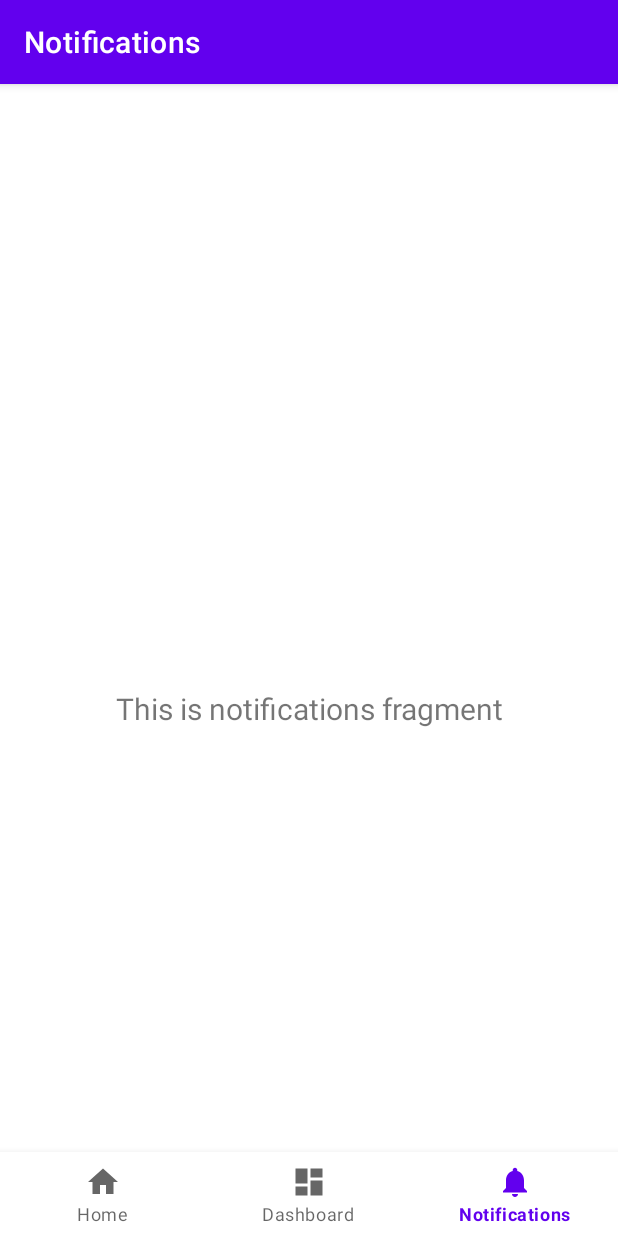
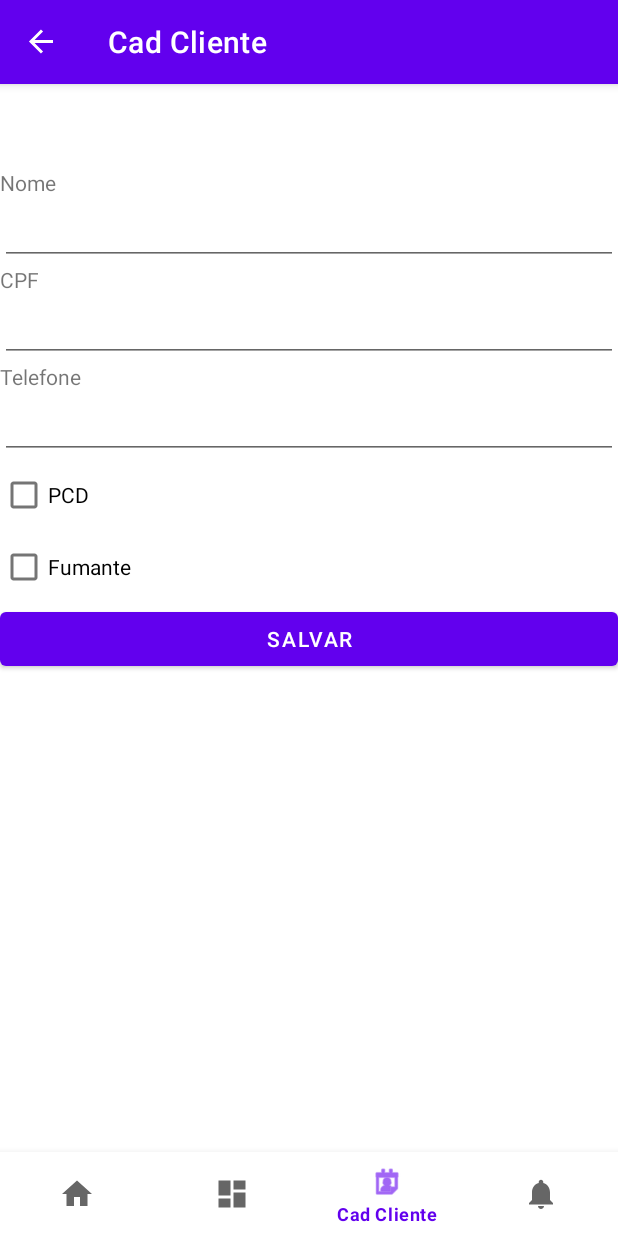
Before and after one commit to laurateodoro/appmeuhotel, an Android app: the screen it shows after launch (MainActivity), item 3 of the bottom bar chosen, on a phone screen of 412 x 824 dp. Run offline under Robolectric (Android 15) with nearby library versions, the phone set to English and light mode, and no system bars; our stand-ins replace navigation-ui.

Commit message:
Tela de cadastro com spinner

```diff
--- /dev/null
+++ b/app/src/main/java/com/br/laurateodoro/meuhotel/cadCliente.java
@@ -0,0 +1,64 @@
+package com.br.laurateodoro.meuhotel;
+
+import android.os.Bundle;
+
+import androidx.fragment.app.Fragment;
+
+import android.view.LayoutInflater;
+import android.view.View;
+import android.view.ViewGroup;
+
+/**
+ * A simple {@link Fragment} subclass.
+ * Use the {@link cadCliente#newInstance} factory method to
+ * create an instance of this fragment.
+ */
+public class cadCliente extends Fragment {
+
+    // TODO: Rename parameter arguments, choose names that match
+    // the fragment initialization parameters, e.g. ARG_ITEM_NUMBER
+    private static final String ARG_PARAM1 = "param1";
+    private static final String ARG_PARAM2 = "param2";
+
+    // TODO: Rename and change types of parameters
+    private String mParam1;
+    private String mParam2;
+
+    public cadCliente() {
+        // Required empty public constructor
+    }
+
+    /**
+     * Use this factory method to create a new instance of
+     * this fragment using the provided parameters.
+     *
+     * @param param1 Parameter 1.
+     * @param param2 Parameter 2.
+     * @return A new instance of fragment cadCliente.
+     */
+    // TODO: Rename and change types and number of parameters
+    public static cadCliente newInstance(String param1, String param2) {
+        cadCliente fragment = new cadCliente();
+        Bundle args = new Bundle();
+        args.putString(ARG_PARAM1, param1);
+        args.putString(ARG_PARAM2, param2);
+        fragment.setArguments(args);
+        return fragment;
+    }
+
+    @Override
+    public void onCreate(Bundle savedInstanceState) {
+        super.onCreate(savedInstanceState);
+        if (getArguments() != null) {
+            mParam1 = getArguments().getString(ARG_PARAM1);
+            mParam2 = getArguments().getString(ARG_PARAM2);
+        }
+    }
+
+    @Override
+    public View onCreateView(LayoutInflater inflater, ViewGroup container,
+                             Bundle savedInstanceState) {
+        // Inflate the layout for this fragment
+        return inflater.inflate(R.layout.fragment_cad_cliente, container, false);
+    }
+}
--- /dev/null
+++ b/app/src/main/res/layout/fragment_cad_cliente.xml
@@ -0,0 +1,75 @@
+<?xml version="1.0" encoding="utf-8"?>
+<FrameLayout xmlns:android="http://schemas.android.com/apk/res/android"
+    xmlns:tools="http://schemas.android.com/tools"
+    android:layout_width="match_parent"
+    android:layout_height="match_parent"
+    tools:context=".cadCliente">
+
+    <ScrollView
+        android:layout_width="match_parent"
+        android:layout_height="match_parent">
+
+        <LinearLayout
+            android:layout_width="match_parent"
+            android:layout_height="wrap_content"
+            android:orientation="vertical" >
+
+            <TextView
+                android:id="@+id/textView2"
+                android:layout_width="match_parent"
+                android:layout_height="wrap_content"
+                android:text="Nome" />
+
+            <EditText
+                android:id="@+id/editTextTextPersonName"
+                android:layout_width="match_parent"
+                android:layout_height="wrap_content"
+                android:ems="10"
+                android:inputType="textPersonName" />
+
+            <TextView
+                android:id="@+id/textView3"
+                android:layout_width="match_parent"
+                android:layout_height="wrap_content"
+                android:text="CPF" />
+
+            <EditText
+                android:id="@+id/editTextTextPersonName3"
+                android:layout_width="match_parent"
+                android:layout_height="wrap_content"
+                android:ems="10"
+                android:inputType="textPersonName" />
+
+            <TextView
+                android:id="@+id/textView"
+                android:layout_width="match_parent"
+                android:layout_height="wrap_content"
+                android:text="Telefone" />
+
+            <EditText
+                android:id="@+id/editTextPhone2"
+                android:layout_width="match_parent"
+                android:layout_height="wrap_content"
+                android:ems="10"
+                android:inputType="phone" />
+
+            <CheckBox
+                android:id="@+id/checkBox"
+                android:layout_width="match_parent"
+                android:layout_height="wrap_content"
+                android:text="PCD" />
+
+            <CheckBox
+                android:id="@+id/checkBox2"
+                android:layout_width="match_parent"
+                android:layout_height="wrap_content"
+                android:text="Fumante" />
+
+            <Button
+                android:id="@+id/button"
+                android:layout_width="match_parent"
+                android:layout_height="wrap_content"
+                android:text="Salvar" />
+        </LinearLayout>
+    </ScrollView>
+</FrameLayout>
--- a/app/src/main/res/menu/bottom_nav_menu.xml
+++ b/app/src/main/res/menu/bottom_nav_menu.xml
@@ -12,6 +12,11 @@
         android:title="@string/title_dashboard" />
 
     <item
+        android:id="@+id/navigation_cad_cliente"
+        android:icon="@android:drawable/ic_menu_my_calendar"
+        android:title="@string/title_cad_cliente" />
+
+    <item
         android:id="@+id/navigation_notifications"
         android:icon="@drawable/ic_notifications_black_24dp"
         android:title="@string/title_notifications" />
--- a/app/src/main/res/navigation/mobile_navigation.xml
+++ b/app/src/main/res/navigation/mobile_navigation.xml
@@ -22,4 +22,10 @@
         android:name="com.br.laurateodoro.meuhotel.ui.notifications.NotificationsFragment"
         android:label="@string/title_notifications"
         tools:layout="@layout/fragment_notifications" />
+
+    <fragment
+        android:id="@+id/navigation_cad_cliente"
+        android:name="com.br.laurateodoro.meuhotel.cadCliente"
+        android:label="@string/title_cad_cliente"
+        tools:layout="@layout/fragment_cad_cliente" />
 </navigation>
--- a/app/src/main/res/values/strings.xml
+++ b/app/src/main/res/values/strings.xml
@@ -3,4 +3,19 @@
     <string name="title_home">Home</string>
     <string name="title_dashboard">Dashboard</string>
     <string name="title_notifications">Notifications</string>
+    <!-- TODO: Remove or change this placeholder text -->
+    <string name="hello_blank_fragment">Hello blank fragment</string>
+    <string name="title_cad_cliente">Cad Cliente</string>
+
+    <string-array name="pcd">
+        <item>Selecione</item>
+        <item>Sim</item>
+        <item>Não</item>
+    </string-array>
+
+    <string-array name="fumante">
+        <item>Selecione</item>
+        <item>Sim</item>
+        <item>Não</item>
+    </string-array>
 </resources>
```
